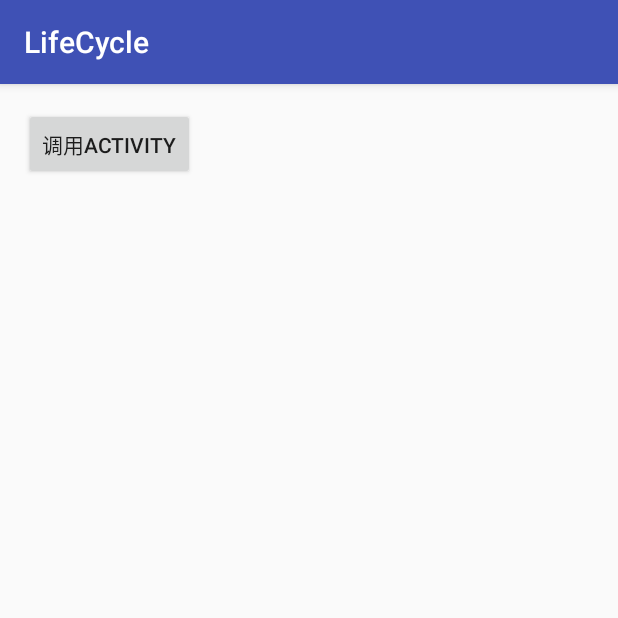
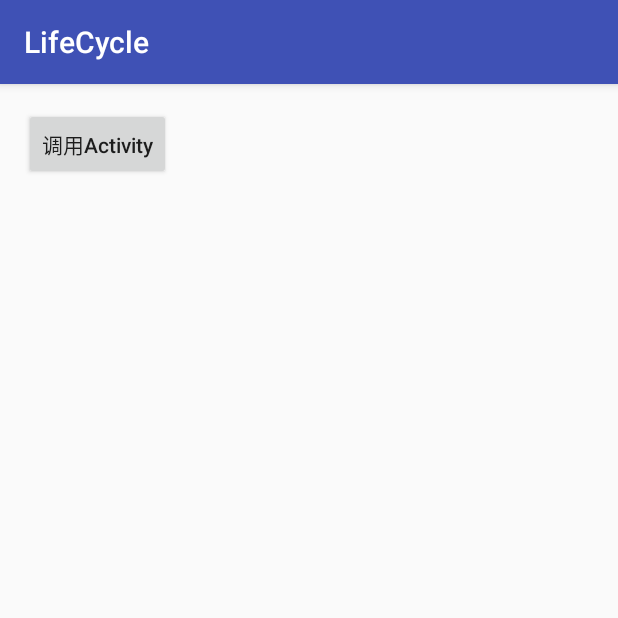
Before and after one commit to jiangjq1974/LifeCycle, an Android app: the screen it shows after launch (MainActivity), on a phone screen of 412 x 824 dp, the top half of it. Run offline under Robolectric (Android 15) with nearby library versions, the phone set to English and light mode, and no system bars.

Commit message:
Activity返回

```diff
--- a/app/src/main/AndroidManifest.xml
+++ b/app/src/main/AndroidManifest.xml
@@ -15,7 +15,8 @@
                 <category android:name="android.intent.category.LAUNCHER" />
             </intent-filter>
         </activity>
-        <activity android:name=".SecondActivity" />
+        <activity android:name=".SecondActivity"
+            android:parentActivityName=".MainActivity"/>
     </application>
 
 </manifest>
--- a/app/src/main/res/layout/activity_main.xml
+++ b/app/src/main/res/layout/activity_main.xml
@@ -13,5 +13,6 @@
         android:layout_width="wrap_content"
         android:layout_height="wrap_content"
         android:text="调用Activity"
-        android:id="@+id/activity_main_button"/>
+        android:id="@+id/activity_main_button"
+        android:textAllCaps="false"/>
 </RelativeLayout>
```
